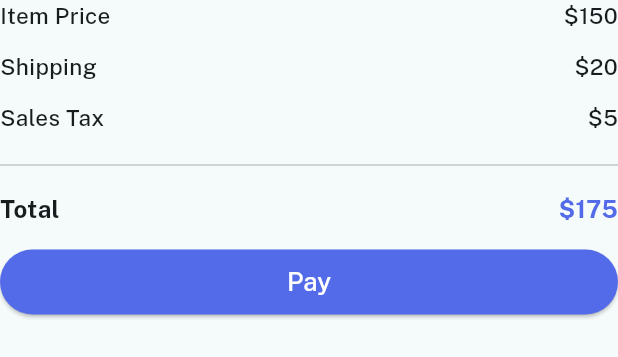
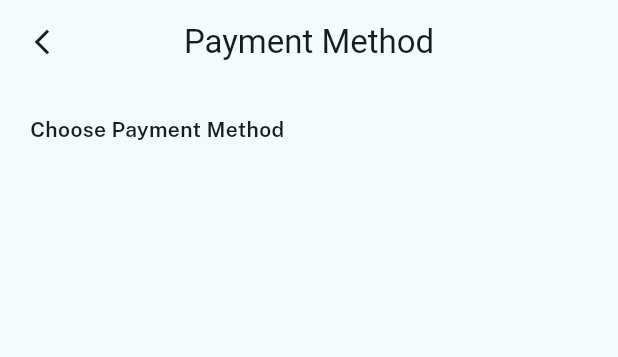
Before and after one commit to HAMZA-CH420/Shoe-Fanatic, a Flutter app: the PriceAndPayWidget widget shown alone on an empty page, opened directly, after a tap on "Pay", on a phone screen of 412 x 824 dp. Shown: the top 357 px of the screen. Run offline on Flutter 3.47's test engine with Material 3 defaults, Android fonts, the light colour scheme and no system bars; our stand-ins replace flutter_svg, google_fonts, iconsax, lottie, permission_handler, shared_preferences and 1 more; accounts and stored records are empty.

Commit message:
minor changes

```diff
--- a/lib/Features/AddItemToCart/Widgets/price_and_pay_widget.dart
+++ b/lib/Features/AddItemToCart/Widgets/price_and_pay_widget.dart
@@ -1,5 +1,6 @@
 import 'package:flutter/material.dart';
 import 'package:google_fonts/google_fonts.dart';
+import 'package:shoe_fantastic/Features/PaymentScreen/payment_screen.dart';
 import 'package:shoe_fantastic/Ui%20Helper/Color%20Palate/color_palate.dart';
 
 class PriceAndPayWidget extends StatelessWidget {
@@ -16,7 +17,11 @@ class PriceAndPayWidget extends StatelessWidget {
         priceDetails(banner: "Sales Tax", price: "\$5"),
         totalPrice(banner: "Total", price: "\$175"),
         ElevatedButton(
-            onPressed: () {},
+            onPressed: () => Navigator.push(
+                context,
+                MaterialPageRoute(
+                  builder: (context) => PaymentScreen(),
+                )),
             style: ElevatedButton.styleFrom(
               backgroundColor: Palate.primaryColor,
               fixedSize: Size(size.width, size.height / 19),
--- a/lib/Features/AddItemToCart/item_checkout_screen.dart
+++ b/lib/Features/AddItemToCart/item_checkout_screen.dart
@@ -60,7 +60,7 @@ class ItemCheckoutScreen extends StatelessWidget {
       height: MediaQuery.sizeOf(context).height / 18,
       width: MediaQuery.sizeOf(context).width,
       decoration: BoxDecoration(
-        borderRadius: BorderRadius.circular(5),
+        borderRadius: BorderRadius.circular(10),
         border: Border.all(
           color: Colors.black,
         ),
--- /dev/null
+++ b/lib/Features/PaymentScreen/payment_screen.dart
@@ -0,0 +1,38 @@
+import 'package:flutter/material.dart';
+import 'package:google_fonts/google_fonts.dart';
+
+class PaymentScreen extends StatelessWidget {
+  const PaymentScreen({super.key});
+
+  @override
+  Widget build(BuildContext context) {
+    return Scaffold(
+      appBar: AppBar(
+        title: Text("Payment Method"),
+        centerTitle: true,
+        leading: IconButton(
+            onPressed: () {
+              Navigator.pop(context);
+            },
+            icon: Icon(
+              Icons.arrow_back_ios_new,
+              size: 20,
+            )),
+      ),
+      body: Padding(
+        padding: const EdgeInsets.symmetric(horizontal: 20, vertical: 20),
+        child: Column(
+          children: [
+            Text(
+              "Choose Payment Method",
+              style: GoogleFonts.publicSans(
+                fontWeight: FontWeight.w600,
+                fontSize: 14,
+              ),
+            ),
+          ],
+        ),
+      ),
+    );
+  }
+}
```
Also changed, not shown: lib/Features/PaymentScreen/Widgets/method_widget.dart (added, +29 -0 lines).
